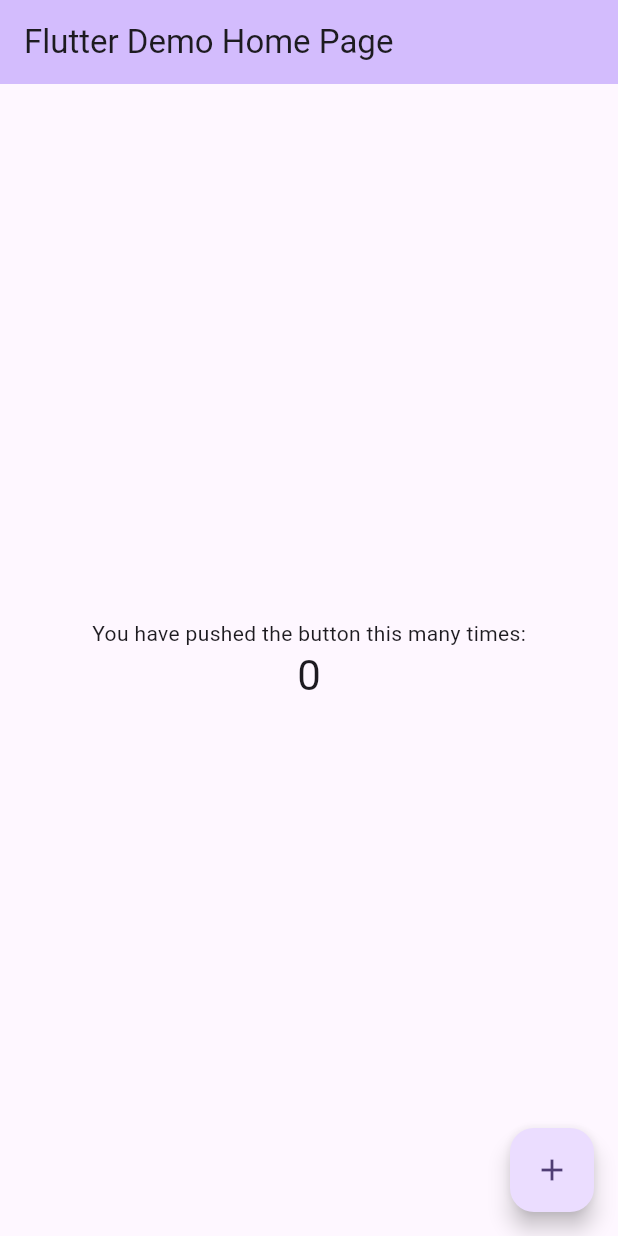
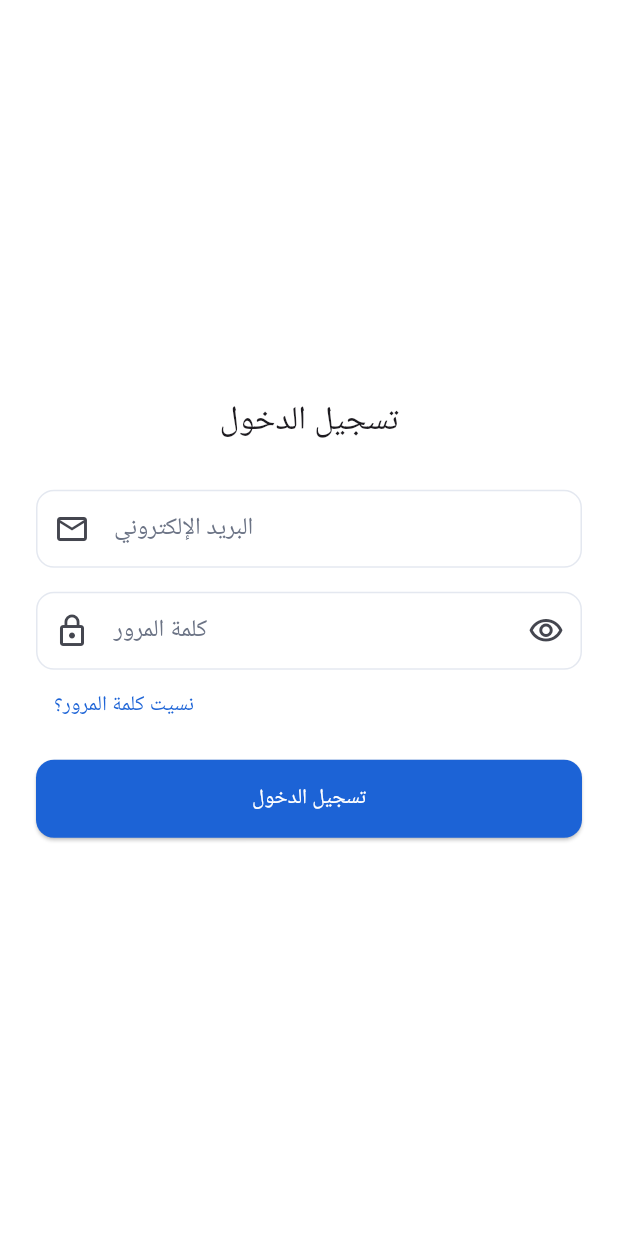
Before and after one commit to reemaz-1/Seer-, a Flutter app: the screen it shows after launch, on a phone screen of 412 x 824 dp. Run offline on Flutter 3.47's test engine with Material 3 defaults, Android fonts, the light colour scheme and no system bars; our stand-ins replace firebase_auth, firebase_core; accounts and stored records are empty.

Commit message:
Add Firebase authentication and app screens

```diff
--- a/lib/main.dart
+++ b/lib/main.dart
@@ -1,122 +1,22 @@
 import 'package:flutter/material.dart';
+import 'package:firebase_core/firebase_core.dart';
+import 'theme/app_theme.dart';
+import 'screens/login_screen.dart';
 
-void main() {
-  runApp(const MyApp());
+void main() async {
+  WidgetsFlutterBinding.ensureInitialized();
+  await Firebase.initializeApp();
+  runApp(const SeerApp());
 }
 
-class MyApp extends StatelessWidget {
-  const MyApp({super.key});
+class SeerApp extends StatelessWidget {
+  const SeerApp({super.key});
 
-  // This widget is the root of your application.
   @override
   Widget build(BuildContext context) {
     return MaterialApp(
-      title: 'Flutter Demo',
-      theme: ThemeData(
-        // This is the theme of your application.
-        //
-        // TRY THIS: Try running your application with "flutter run". You'll see
-        // the application has a purple toolbar. Then, without quitting the app,
-        // try changing the seedColor in the colorScheme below to Colors.green
-        // and then invoke "hot reload" (save your changes or press the "hot
-        // reload" button in a Flutter-supported IDE, or press "r" if you used
-        // the command line to start the app).
-        //
-        // Notice that the counter didn't reset back to zero; the application
-        // state is not lost during the reload. To reset the state, use hot
-        // restart instead.
-        //
-        // This works for code too, not just values: Most code changes can be
-        // tested with just a hot reload.
-        colorScheme: .fromSeed(seedColor: Colors.deepPurple),
-      ),
-      home: const MyHomePage(title: 'Flutter Demo Home Page'),
+      debugShowCheckedModeBanner: false,
+      home: const LoginScreen(role: AppRole.customer),
     );
   }
 }
-
-class MyHomePage extends StatefulWidget {
-  const MyHomePage({super.key, required this.title});
-
-  // This widget is the home page of your application. It is stateful, meaning
-  // that it has a State object (defined below) that contains fields that affect
-  // how it looks.
-
-  // This class is the configuration for the state. It holds the values (in this
-  // case the title) provided by the parent (in this case the App widget) and
-  // used by the build method of the State. Fields in a Widget subclass are
-  // always marked "final".
-
-  final String title;
-
-  @override
-  State<MyHomePage> createState() => _MyHomePageState();
-}
-
-class _MyHomePageState extends State<MyHomePage> {
-  int _counter = 0;
-
-  void _incrementCounter() {
-    setState(() {
-      // This call to setState tells the Flutter framework that something has
-      // changed in this State, which causes it to rerun the build method below
-      // so that the display can reflect the updated values. If we changed
-      // _counter without calling setState(), then the build method would not be
-      // called again, and so nothing would appear to happen.
-      _counter++;
-    });
-  }
-
-  @override
-  Widget build(BuildContext context) {
-    // This method is rerun every time setState is called, for instance as done
-    // by the _incrementCounter method above.
-    //
-    // The Flutter framework has been optimized to make rerunning build methods
-    // fast, so that you can just rebuild anything that needs updating rather
-    // than having to individually change instances of widgets.
-    return Scaffold(
-      appBar: AppBar(
-        // TRY THIS: Try changing the color here to a specific color (to
-        // Colors.amber, perhaps?) and trigger a hot reload to see the AppBar
-        // change color while the other colors stay the same.
-        backgroundColor: Theme.of(context).colorScheme.inversePrimary,
-        // Here we take the value from the MyHomePage object that was created by
-        // the App.build method, and use it to set our appbar title.
-        title: Text(widget.title),
-      ),
-      body: Center(
-        // Center is a layout widget. It takes a single child and positions it
-        // in the middle of the parent.
-        child: Column(
-          // Column is also a layout widget. It takes a list of children and
-          // arranges them vertically. By default, it sizes itself to fit its
-          // children horizontally, and tries to be as tall as its parent.
-          //
-          // Column has various properties to control how it sizes itself and
-          // how it positions its children. Here we use mainAxisAlignment to
-          // center the children vertically; the main axis here is the vertical
-          // axis because Columns are vertical (the cross axis would be
-          // horizontal).
-          //
-          // TRY THIS: Invoke "debug painting" (choose the "Toggle Debug Paint"
-          // action in the IDE, or press "p" in the console), to see the
-          // wireframe for each widget.
-          mainAxisAlignment: .center,
-          children: [
-            const Text('You have pushed the button this many times:'),
-            Text(
-              '$_counter',
-              style: Theme.of(context).textTheme.headlineMedium,
-            ),
-          ],
-        ),
-      ),
-      floatingActionButton: FloatingActionButton(
-        onPressed: _incrementCounter,
-        tooltip: 'Increment',
-        child: const Icon(Icons.add),
-      ),
-    );
-  }
-}
--- /dev/null
+++ b/lib/screens/login_screen.dart
@@ -0,0 +1,172 @@
+import 'package:flutter/material.dart';
+import '../services/auth_service.dart';
+import '../theme/app_theme.dart';
+import 'home_screen.dart';
+
+/// Log In screen — works for both apps; pass [role] to pick the
+/// matching color theme (Customer = Icon Navy, Provider = Fleet Blue).
+class LoginScreen extends StatefulWidget {
+  const LoginScreen({super.key, required this.role});
+
+  final AppRole role;
+
+  @override
+  State<LoginScreen> createState() => _LoginScreenState();
+}
+
+class _LoginScreenState extends State<LoginScreen> {
+  final _formKey = GlobalKey<FormState>();
+  final _emailController = TextEditingController();
+  final _passwordController = TextEditingController();
+  final _authService = AuthService();
+
+  bool _isLoading = false;
+  bool _obscurePassword = true;
+
+  @override
+  void dispose() {
+    _emailController.dispose();
+    _passwordController.dispose();
+    super.dispose();
+  }
+
+  Future<void> _handleLogin() async {
+    if (!_formKey.currentState!.validate()) return;
+
+    setState(() => _isLoading = true);
+    try {
+      await _authService.logIn(
+        email: _emailController.text,
+        password: _passwordController.text,
+      );
+      if (!mounted) return;
+      Navigator.of(context).pushAndRemoveUntil(
+        MaterialPageRoute(builder: (_) => HomeScreen(role: widget.role)),
+            (route) => false,
+      );
+    } on AuthException catch (e) {
+      _showError(e.message);
+    } finally {
+      if (mounted) setState(() => _isLoading = false);
+    }
+  }
+
+  Future<void> _handleForgotPassword() async {
+    final email = _emailController.text.trim();
+    if (email.isEmpty) {
+      _showError('اكتب بريدك الإلكتروني أولاً ثم اضغط "نسيت كلمة المرور".');
+      return;
+    }
+    try {
+      await _authService.sendPasswordResetEmail(email);
+      if (!mounted) return;
+      ScaffoldMessenger.of(context).showSnackBar(
+        const SnackBar(content: Text('تم إرسال رابط إعادة التعيين إلى بريدك.')),
+      );
+    } on AuthException catch (e) {
+      _showError(e.message);
+    }
+  }
+
+  void _showError(String message) {
+    if (!mounted) return;
+    ScaffoldMessenger.of(context).showSnackBar(
+      SnackBar(content: Text(message)),
+    );
+  }
+
+  @override
+  Widget build(BuildContext context) {
+    return Theme(
+      data: AppTheme.of(widget.role),
+      child: Scaffold(
+        body: SafeArea(
+          child: Center(
+            child: SingleChildScrollView(
+              padding: const EdgeInsets.symmetric(horizontal: 24),
+              child: Form(
+                key: _formKey,
+                child: Column(
+                  mainAxisSize: MainAxisSize.min,
+                  crossAxisAlignment: CrossAxisAlignment.stretch,
+                  children: [
+                    Text(
+                      'تسجيل الدخول',
+                      textAlign: TextAlign.center,
+                      style: Theme.of(context).textTheme.titleLarge,
+                    ),
+                    const SizedBox(height: 32),
+                    TextFormField(
+                      controller: _emailController,
+                      keyboardType: TextInputType.emailAddress,
+                      textDirection: TextDirection.ltr,
+                      decoration: const InputDecoration(
+                        labelText: 'البريد الإلكتروني',
+                        prefixIcon: Icon(Icons.email_outlined),
+                      ),
+                      validator: (value) {
+                        final v = value?.trim() ?? '';
+                        if (v.isEmpty) return 'أدخل بريدك الإلكتروني';
+                        if (!v.contains('@') || !v.contains('.')) {
+                          return 'صيغة البريد الإلكتروني غير صحيحة';
+                        }
+                        return null;
+                      },
+                    ),
+                    const SizedBox(height: 16),
+                    TextFormField(
+                      controller: _passwordController,
+                      obscureText: _obscurePassword,
+                      textDirection: TextDirection.ltr,
+                      decoration: InputDecoration(
+                        labelText: 'كلمة المرور',
+                        prefixIcon: const Icon(Icons.lock_outline),
+                        suffixIcon: IconButton(
+                          icon: Icon(_obscurePassword
+                              ? Icons.visibility_outlined
+                              : Icons.visibility_off_outlined),
+                          onPressed: () => setState(
+                                  () => _obscurePassword = !_obscurePassword),
+                        ),
+                      ),
+                      validator: (value) {
+                        if (value == null || value.isEmpty) {
+                          return 'أدخل كلمة المرور';
+                        }
+                        if (value.length < 6) {
+                          return 'كلمة المرور يجب أن تكون 6 أحرف على الأقل';
+                        }
+                        return null;
+                      },
+                    ),
+                    Align(
+                      alignment: Alignment.centerLeft,
+                      child: TextButton(
+                        onPressed: _isLoading ? null : _handleForgotPassword,
+                        child: const Text('نسيت كلمة المرور؟'),
+                      ),
+                    ),
+                    const SizedBox(height: 12),
+                    ElevatedButton(
+                      onPressed: _isLoading ? null : _handleLogin,
+                      child: _isLoading
+                          ? const SizedBox(
+                        height: 22,
+                        width: 22,
+                        child: CircularProgressIndicator(
+                          strokeWidth: 2.4,
+                          color: Colors.white,
+                        ),
+                      )
+                          : const Text('تسجيل الدخول'),
+                    ),
+                  ],
+                ),
+              ),
+            ),
+          ),
+        ),
+      ),
+    );
+  }
+}
--- /dev/null
+++ b/lib/theme/app_colors.dart
@@ -0,0 +1,37 @@
+import 'package:flutter/material.dart';
+
+/// Color roles for the CUSTOMER app — "Icon Navy" theme.
+/// Values taken directly from the Seer color reference table.
+class CustomerColors {
+  static const background = Color(0xFFFFFFFF);
+  static const darkPanel = Color(0xFF0E1B33); // header / dark panel
+  static const accent = Color(0xFF1C63D6);
+  static const cardBorder = Color(0xFFE4E8F0);
+  static const primaryText = Color(0xFF0E1B33);
+  static const secondaryText = Color(0xFF6B7385);
+}
+
+/// Color roles for the SERVICE PROVIDER app — "Fleet Blue" theme.
+/// Values taken directly from the Seer color reference table.
+class ProviderColors {
+  static const background = Color(0xFFF1F4FA);
+  static const darkPanel = Color(0xFF0E1B33); // used for text/icons only
+  static const accent = Color(0xFF1C63D6);
+  static const cardBorder = Color(0xFFDCE6F5);
+  static const primaryText = Color(0xFF0E1B33);
+  static const secondaryText = Color(0xFF69728C);
+}
+
+/// Semantic / status colors shared by both apps.
+///
+/// NOTE: you listed extra swatch names (Daylight Red, Daylight Green,
+/// Steel Graphite, Daylight Steel, Navy Ink + Amber, Navy Sky, Navy Slate,
+/// Beige Navy, Brand Navy) but no hex codes for them. The values below are
+/// reasonable placeholders — send me the exact hex codes and I'll swap
+/// them in.
+class AppStatusColors {
+  static const success = Color(0xFF2E7D32); // placeholder for "Daylight Green"
+  static const error = Color(0xFFC62828); // placeholder for "Daylight Red"
+  static const warning = Color(0xFFFFA000); // placeholder for "Amber"
+  static const neutralGraphite = Color(0xFF37474F); // placeholder for "Steel Graphite"
+}
--- /dev/null
+++ b/lib/theme/app_theme.dart
@@ -0,0 +1,93 @@
+import 'package:flutter/material.dart';
+import 'app_colors.dart';
+
+/// Which app is currently being themed / authenticated.
+enum AppRole { customer, provider }
+
+class AppTheme {
+  /// Returns the ThemeData for the given role (Customer = Icon Navy,
+  /// Provider = Fleet Blue), built from the Seer color reference table.
+  static ThemeData of(AppRole role) {
+    final bg = role == AppRole.customer
+        ? CustomerColors.background
+        : ProviderColors.background;
+    final panel = role == AppRole.customer
+        ? CustomerColors.darkPanel
+        : ProviderColors.darkPanel;
+    final accent = role == AppRole.customer
+        ? CustomerColors.accent
+        : ProviderColors.accent;
+    final border = role == AppRole.customer
+        ? CustomerColors.cardBorder
+        : ProviderColors.cardBorder;
+    final primaryText = role == AppRole.customer
+        ? CustomerColors.primaryText
+        : ProviderColors.primaryText;
+    final secondaryText = role == AppRole.customer
+        ? CustomerColors.secondaryText
+        : ProviderColors.secondaryText;
+
+    return ThemeData(
+      useMaterial3: true,
+      scaffoldBackgroundColor: bg,
+      colorScheme: ColorScheme.fromSeed(
+        seedColor: accent,
+        primary: accent,
+        surface: bg,
+        error: AppStatusColors.error,
+      ),
+      appBarTheme: AppBarTheme(
+        backgroundColor: panel,
+        foregroundColor: Colors.white,
+        elevation: 0,
+        centerTitle: true,
+      ),
+      textTheme: TextTheme(
+        bodyLarge: TextStyle(color: primaryText, fontSize: 16),
+        bodyMedium: TextStyle(color: primaryText, fontSize: 14),
+        bodySmall: TextStyle(color: secondaryText, fontSize: 12),
+        titleLarge: TextStyle(
+          color: primaryText,
+          fontSize: 22,
+          fontWeight: FontWeight.w600,
+        ),
+      ),
+      inputDecorationTheme: InputDecorationTheme(
+        filled: true,
+        fillColor: bg,
+        contentPadding:
+        const EdgeInsets.symmetric(horizontal: 16, vertical: 14),
+        border: OutlineInputBorder(
+          borderRadius: BorderRadius.circular(12),
+          borderSide: BorderSide(color: border),
+        ),
+        enabledBorder: OutlineInputBorder(
+          borderRadius: BorderRadius.circular(12),
+          borderSide: BorderSide(color: border),
+        ),
+        focusedBorder: OutlineInputBorder(
+          borderRadius: BorderRadius.circular(12),
+          borderSide: BorderSide(color: accent, width: 1.6),
+        ),
+        errorBorder: OutlineInputBorder(
+          borderRadius: BorderRadius.circular(12),
+          borderSide: const BorderSide(color: AppStatusColors.error),
+        ),
+        labelStyle: TextStyle(color: secondaryText),
+      ),
+      elevatedButtonTheme: ElevatedButtonThemeData(
+        style: ElevatedButton.styleFrom(
+          backgroundColor: accent,
+          foregroundColor: Colors.white,
+          minimumSize: const Size.fromHeight(52),
+          shape: RoundedRectangleBorder(
+            borderRadius: BorderRadius.circular(12),
+          ),
+        ),
+      ),
+      textButtonTheme: TextButtonThemeData(
+        style: TextButton.styleFrom(foregroundColor: accent),
+      ),
+    );
+  }
+}
--- a/pubspec.yaml
+++ b/pubspec.yaml
@@ -34,6 +34,8 @@ dependencies:
   # The following adds the Cupertino Icons font to your application.
   # Use with the CupertinoIcons class for iOS style icons.
   cupertino_icons: ^1.0.8
+  firebase_core: ^3.6.0
+  firebase_auth: ^5.3.1
 
 dev_dependencies:
   flutter_test:
```
Also changed, not shown: lib/screens/home_screen.dart (added, +28 -0 lines), lib/services/auth_service.dart (added, +96 -0 lines), lib/widgets/logout_button.dart (added, +51 -0 lines), pubspec.lock, 4 other files.
